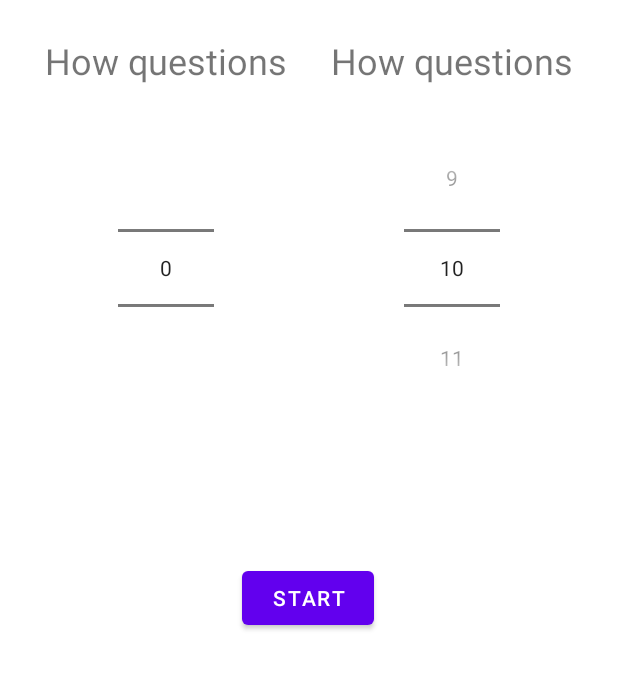
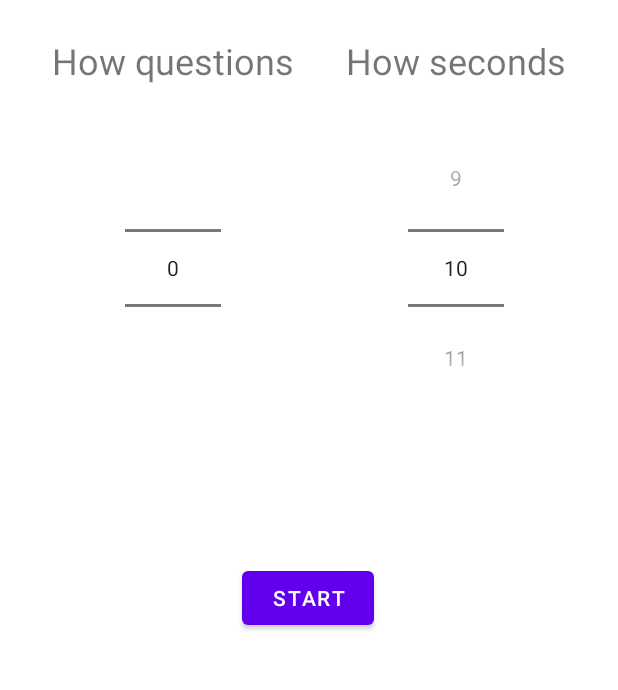
Before and after one commit to s20024/Quiz2, an Android app: the screen it shows after launch (MainActivity), on a phone screen of 412 x 824 dp, the part 482-1172 px from its top. Run offline under Robolectric (Android 15) with nearby library versions, the phone set to English and light mode, and no system bars.

Commit message:
Android2 Task version03

```diff
--- a/app/src/main/res/layout/activity_main.xml
+++ b/app/src/main/res/layout/activity_main.xml
@@ -98,7 +98,7 @@
         android:id="@+id/textView4"
         android:layout_width="wrap_content"
         android:layout_height="wrap_content"
-        android:text="@string/howQuestions"
+        android:text="@string/howSecond"
         android:textSize="24sp"
         app:layout_constraintEnd_toEndOf="parent"
         app:layout_constraintHorizontal_bias="0.5"
```
